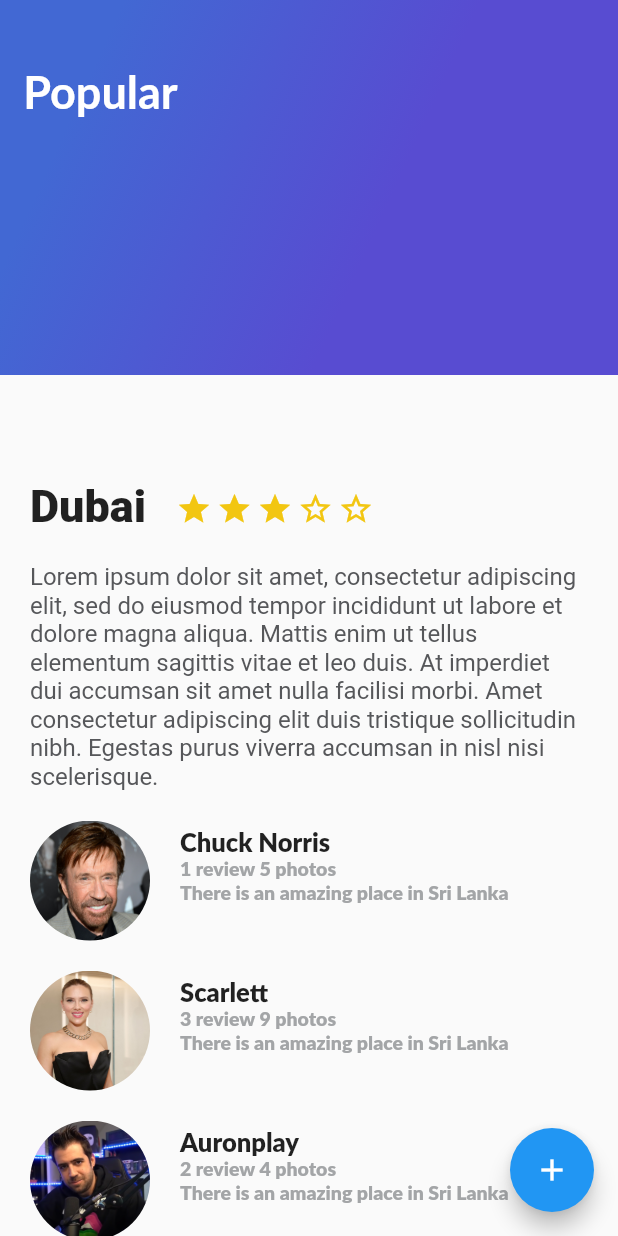
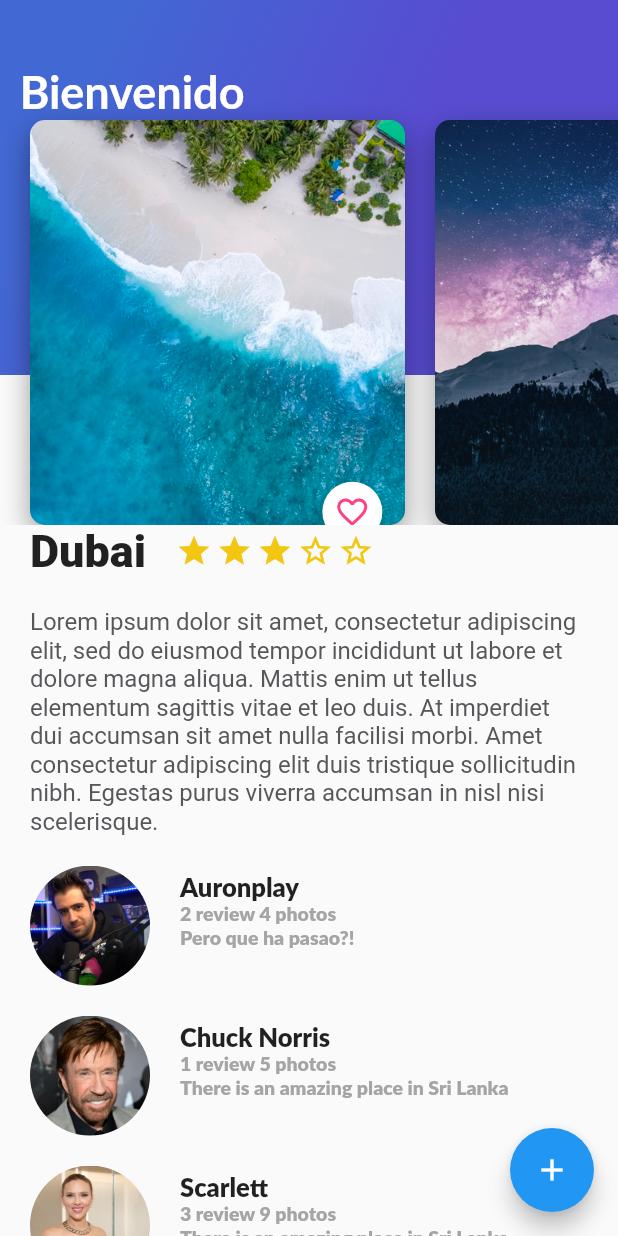
Before and after one commit to DavidCMejia/flutterTrips, a Flutter app: the screen it shows after launch, on a phone screen of 412 x 824 dp. Run offline on Flutter 3.47's test engine with Material 2 defaults, Android fonts, the phone set to English and light mode, and no system bars; Roboto replaces fonts that are missing (Lato).

Commit message:
ajustes menores

```diff
--- a/lib/description_place.dart
+++ b/lib/description_place.dart
@@ -16,7 +16,7 @@ class DescriptionPlace extends StatelessWidget {
 
     final halfStar = Container(
       margin: const EdgeInsets.only(
-        top: 323.0,
+        top: 350.0,
         right: 3.0,
       ),
       child: const Icon(
@@ -26,7 +26,7 @@ class DescriptionPlace extends StatelessWidget {
     );
     final unselectedStar = Container(
       margin: const EdgeInsets.only(
-        top: 323.0,
+        top: 350.0,
         right: 3.0,
       ),
       child: const Icon(
@@ -37,7 +37,7 @@ class DescriptionPlace extends StatelessWidget {
 
     final star = Container(
       margin: const EdgeInsets.only(
-        top: 323.0,
+        top: 350.0,
         right: 3.0,
       ),
       child: const Icon(
@@ -66,7 +66,7 @@ class DescriptionPlace extends StatelessWidget {
     final titleStars = Row(children: <Widget>[
       Container(
         margin: const EdgeInsets.only(
-          top: 320.0,
+          top: 350.0,
           left: 20.0,
           right: 20.0,
         ),
--- a/lib/gradient_back.dart
+++ b/lib/gradient_back.dart
@@ -2,7 +2,7 @@ import 'package:flutter/material.dart';
 
 class GradientBack extends StatelessWidget {
   String title = "Popular";
-  GradientBack({super.key});
+  GradientBack(this.title, {super.key});
   @override
   Widget build(BuildContext context) {
     return Container(
--- a/lib/main.dart
+++ b/lib/main.dart
@@ -1,7 +1,7 @@
 import 'package:flutter/material.dart';
 import 'description_place.dart';
 import 'review_list.dart';
-import 'gradient_back.dart';
+import 'header_appbar.dart';
 
 void main() {
   runApp(const MyApp());
@@ -62,7 +62,7 @@ class _MyHomePageState extends State<MyHomePage> {
               const ReviewList(),
             ],
           ),
-          GradientBack(),
+          HeaderAppBar(),
         ],
       ),
       floatingActionButton: FloatingActionButton(
--- a/lib/review_list.dart
+++ b/lib/review_list.dart
@@ -10,11 +10,11 @@ class ReviewList extends StatelessWidget {
     return Column(
       crossAxisAlignment: CrossAxisAlignment.start,
       children: <Widget>[
+        Review("assets/img/people3.jpg", "Auronplay", "2 review 4 photos",
+            "Pero que ha pasao?!"),
         Review("assets/img/people.jpg", "Chuck Norris", "1 review 5 photos",
             "There is an amazing place in Sri Lanka"),
         Review("assets/img/people2.jpg", "Scarlett", "3 review 9 photos",
-            "There is an amazing place in Sri Lanka"),
-        Review("assets/img/people3.jpg", "Auronplay", "2 review 4 photos",
             "There is an amazing place in Sri Lanka"),
       ],
     );
```
Also changed, not shown: lib/header_appbar.dart (+4 -31 lines).
